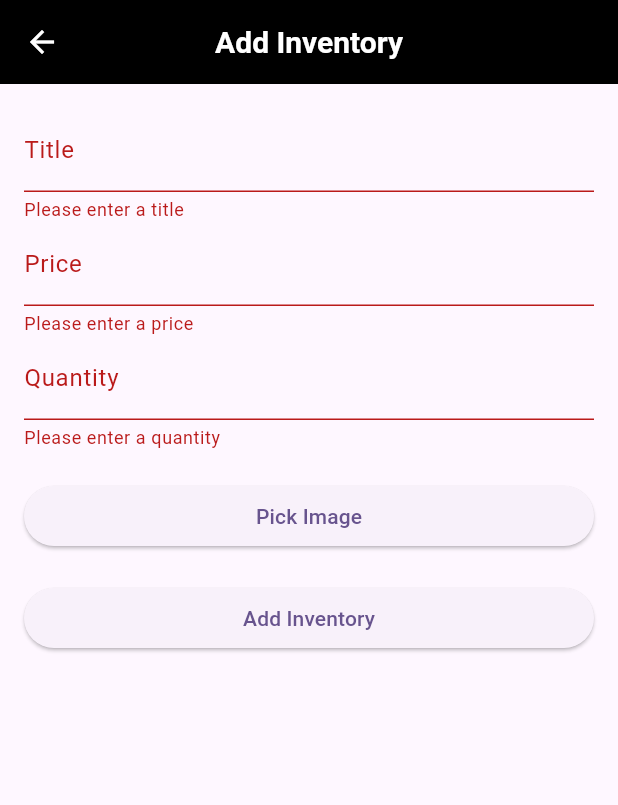
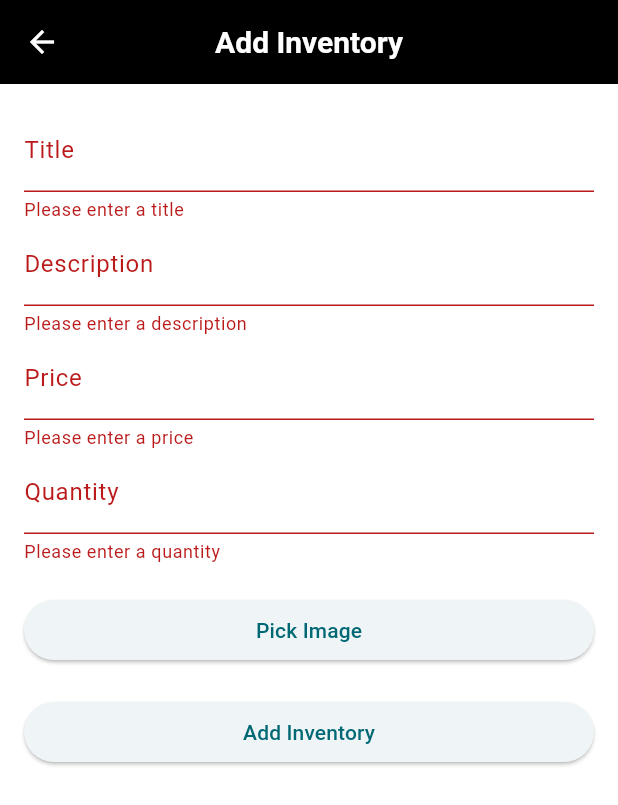
Before and after one commit to jordydave/crud_apps_mobile, a Flutter app: the AddInventoryPage screen opened directly, after a tap on "Add Inventory", on a phone screen of 412 x 824 dp. Shown: the top 805 px of the screen. Run offline on Flutter 3.47's test engine with Material 3 defaults, Android fonts, the phone set to English and light mode, and no system bars; our stand-ins replace image_picker; network calls fail.

Commit message:
Add description field to inventory form and improve image error handling

```diff
--- a/lib/main.dart
+++ b/lib/main.dart
@@ -13,7 +13,8 @@ class MyApp extends StatelessWidget {
     return MaterialApp(
       title: 'CRUD API',
       theme: ThemeData(
-        colorScheme: ColorScheme.fromSeed(seedColor: Colors.deepPurple),
+        scaffoldBackgroundColor: Colors.white,
+        colorScheme: ColorScheme.fromSeed(seedColor: Colors.white),
         useMaterial3: true,
         appBarTheme: const AppBarTheme(
           backgroundColor: Colors.black,
--- a/lib/pages/add_inventory_page.dart
+++ b/lib/pages/add_inventory_page.dart
@@ -17,6 +17,7 @@ class AddInventoryPage extends StatefulWidget {
 class _AddInventoryPageState extends State<AddInventoryPage> {
   final _formKey = GlobalKey<FormState>();
   final _titleController = TextEditingController();
+  final _descriptionController = TextEditingController();
   final _priceController = TextEditingController();
   final _quantityController = TextEditingController();
   final InventoryService _inventoryService = InventoryService();
@@ -32,6 +33,7 @@ class _AddInventoryPageState extends State<AddInventoryPage> {
   @override
   void dispose() {
     _titleController.dispose();
+    _descriptionController.dispose();
     _priceController.dispose();
     _quantityController.dispose();
     super.dispose();
@@ -79,6 +81,13 @@ class _AddInventoryPageState extends State<AddInventoryPage> {
 
   Future<void> _submitForm() async {
     if (_formKey.currentState!.validate()) {
+      if (_image == null) {
+        ScaffoldMessenger.of(context).showSnackBar(
+          const SnackBar(content: Text('Please pick an image')),
+        );
+        return;
+      }
+
       setState(() {
         _isLoading = true;
       });
@@ -90,6 +99,7 @@ class _AddInventoryPageState extends State<AddInventoryPage> {
 
       final newInventory = InventoryModel(
         title: _titleController.text,
+        description: _descriptionController.text,
         price: double.parse(
             _priceController.text.replaceAll(RegExp(r'[^0-9]'), '')),
         quantity: int.parse(_quantityController.text),
@@ -144,6 +154,16 @@ class _AddInventoryPageState extends State<AddInventoryPage> {
                     validator: (value) {
                       if (value == null || value.isEmpty) {
                         return 'Please enter a title';
+                      }
+                      return null;
+                    },
+                  ),
+                  TextFormField(
+                    controller: _descriptionController,
+                    decoration: const InputDecoration(labelText: 'Description'),
+                    validator: (value) {
+                      if (value == null || value.isEmpty) {
+                        return 'Please enter a description';
                       }
                       return null;
                     },
```
Also changed, not shown: lib/pages/detail_inventory_page.dart (+16 -10 lines), lib/pages/list_inventory_page.dart (+9 -1 lines).
